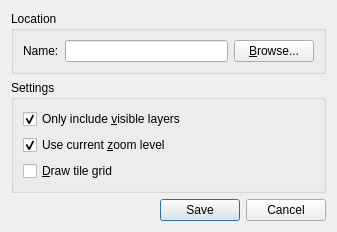
Old version of the form src/tiled/saveasimagedialog.ui in the repository mapeditor/tiled.
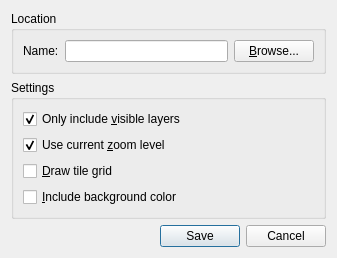
New version of the form.

Commit message: Add option to include background image when saving as image

The edit to the form file:
```diff
--- a/src/tiled/saveasimagedialog.ui
+++ b/src/tiled/saveasimagedialog.ui
@@ -76,6 +76,13 @@
         </property>
        </widget>
       </item>
+      <item>
+       <widget class="QCheckBox" name="includeBackgroundColor">
+        <property name="text">
+         <string>&amp;Include background color</string>
+        </property>
+       </widget>
+      </item>
      </layout>
     </widget>
    </item>
```
The commit also changes 2 other files.
